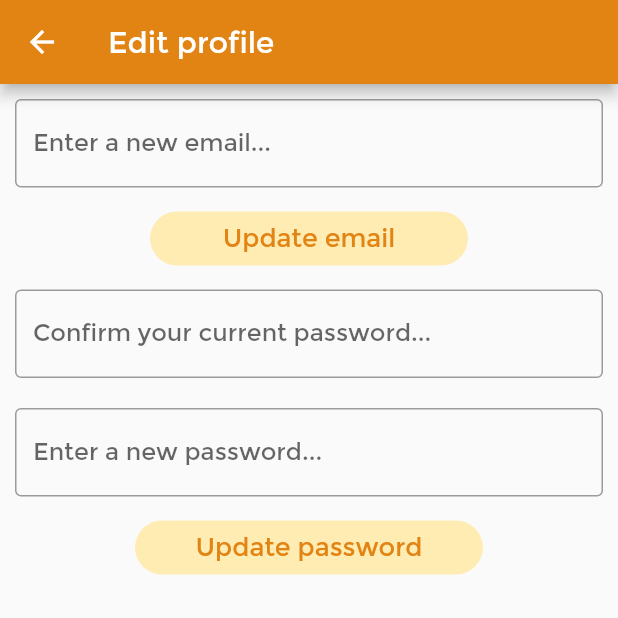
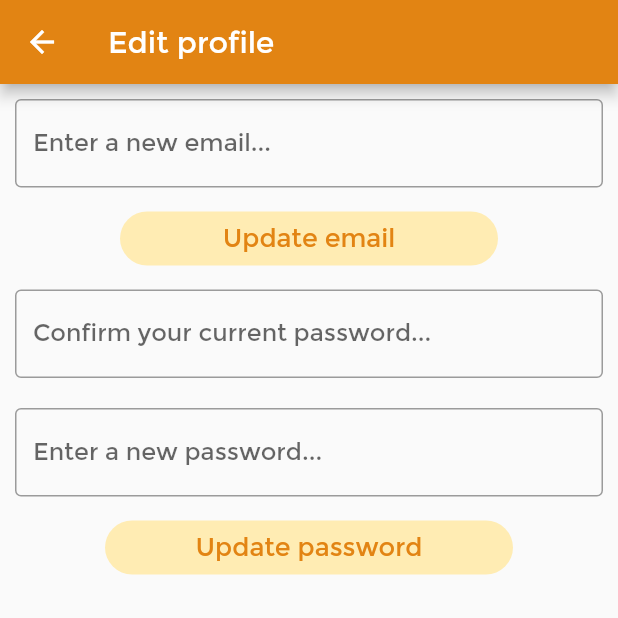
Before and after one commit to mariecrane/PotLuck, a Flutter app: the EditPage screen opened directly, on a phone screen of 412 x 824 dp, the top half of it. Run offline on Flutter 3.47's test engine with Material 2 defaults, Android fonts, the phone set to English and light mode, and no system bars; our stand-ins replace bloc, cloud_firestore, cloud_functions, equatable, firebase_auth, firebase_storage and 4 more; missing offline and left inert: firebase_image; accounts and stored records are empty.

Commit message:
UI update #5: minor UI adjustment

```diff
--- a/lib/view/profile_page.dart
+++ b/lib/view/profile_page.dart
@@ -92,7 +92,7 @@ class EditPage extends StatelessWidget{
             ),
           ),
           Padding(
-          padding: EdgeInsets.symmetric(horizontal: 100.0),
+          padding: EdgeInsets.symmetric(horizontal: 80.0),
           child: RaisedButton(
             elevation: 0.0,
             color: Colors.amber[100],
@@ -138,7 +138,7 @@ class EditPage extends StatelessWidget{
             ),
           ),
           Padding(
-          padding: EdgeInsets.symmetric(horizontal: 90.0),
+          padding: EdgeInsets.symmetric(horizontal: 70.0),
           child: RaisedButton(
             elevation: 0.0,
             color: Colors.amber[100],
```
